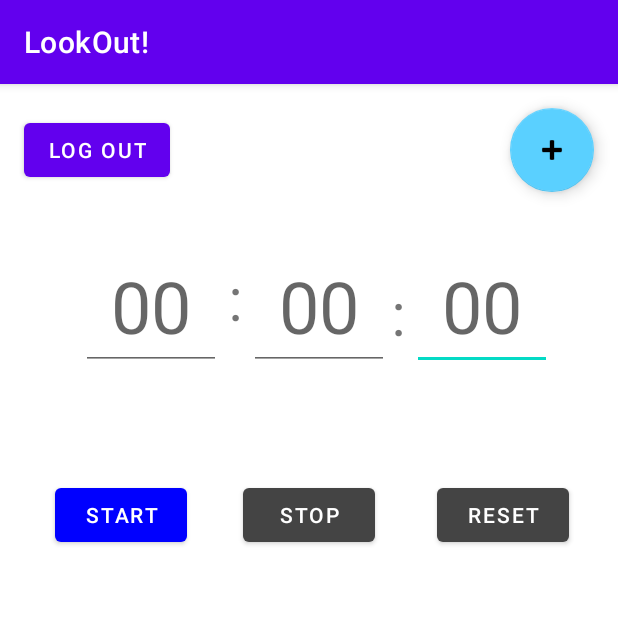
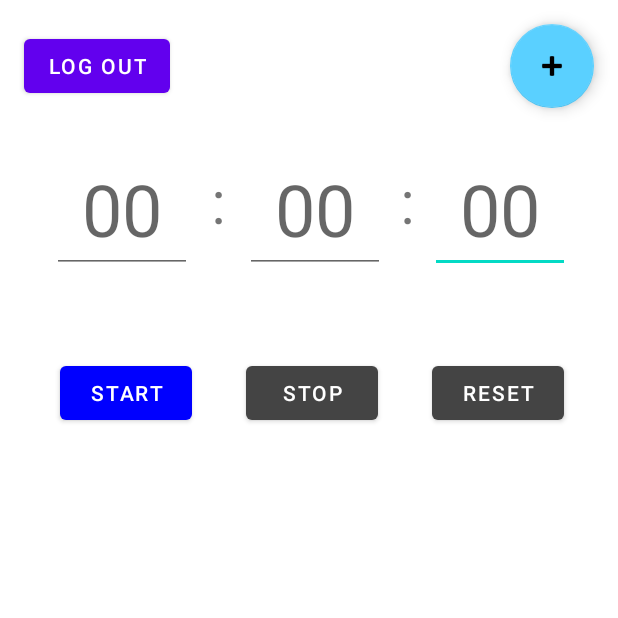
Before and after one commit to calicojack1720/LookOut, an Android app: the TimerActivity screen opened directly, with no data from a screen before it, after a tap on "START", on a phone screen of 412 x 824 dp, the top half of it. Run offline under Robolectric (Android 15) with nearby library versions, the phone set to English and light mode, and no system bars; our stand-ins replace Firebase (no records; nobody signed in at launch, a user with empty details on screens opened directly).

Commit message:
Fixed a null check issue, made changes to timers UI

```diff
--- a/LookOut/app/src/main/java/com/example/lologin/TimerActivity.kt
+++ b/LookOut/app/src/main/java/com/example/lologin/TimerActivity.kt
@@ -130,16 +130,24 @@ class TimerActivity : AppCompatActivity() {
         //if startTimer button is pressed, start the countdown
         startTimer.setOnClickListener {
             //create values to hold input time
-            val timerHours = inputTimerHours.text.toString().toIntOrNull()
-            val timerMinutes = inputTimerMinutes.text.toString().toIntOrNull()
-            val timerSeconds = inputTimerSeconds.text.toString().toIntOrNull()
+            var timerHours = inputTimerHours.text.toString().toIntOrNull()
+            var timerMinutes = inputTimerMinutes.text.toString().toIntOrNull()
+            var timerSeconds = inputTimerSeconds.text.toString().toIntOrNull()
+
+            //if time is null, set to 0
+            if (timerHours == null)
+                timerHours = 0
+            if (timerMinutes == null)
+                timerMinutes = 0
+            if (timerSeconds == null)
+                timerSeconds = 0
 
             var allZero = false
             if (timerHours == 0 && timerMinutes == 0 && timerSeconds == 0) {
                 allZero = true
             }
 
-            if (timerHours != null && allZero == false) {
+            if (allZero == false) {
                     if (timerHours in 0..99) {
                         if (timerMinutes in 0..59) {
                             if (timerSeconds in 0..59) {
@@ -454,7 +462,7 @@ class TimerActivity : AppCompatActivity() {
                             val maxChildViewX = screenWidth * 0.9f - timerItemLayout.width
 
                             val x = screenWidth * 0.05f //5% from left
-                            val y = screenHeight * .45f //45% from top
+                            val y = screenHeight * .40f //40% from top
                             val yIncrement = screenHeight * .13f //13% down the screen
 
                             var timerItem: TimerItem?
@@ -705,7 +713,7 @@ class TimerActivity : AppCompatActivity() {
                 val maxChildViewX = screenWidth * 0.9f - timerItemLayout.width
 
                 val x = screenWidth * 0.05f //5% from left
-                val y = screenHeight * .45f //45% from top
+                val y = screenHeight * .40f //45% from top
                 val yIncrement = screenHeight * .13f //13% down the screen
 
                 var arrayIndex = 0
@@ -1133,24 +1141,26 @@ class TimerActivity : AppCompatActivity() {
         for (i in 11 until parentView.childCount) {
             val child = parentView.getChildAt(i)
             timerItemYIndexs[i-11] = child.y.toDouble()
-            Log.d(TAG, "Timer at index ${i - 11} has a height value of ${timerItemYIndexs[i-11]}")
+            Log.d(TAG, "Height: Timer at index ${i - 11} has a height value of ${timerItemYIndexs[i-11]}")
         }
         return timerItemYIndexs
     }
 
     private fun getIndex (timerItemLayout: View, heightIndexes : Array<Double>, heightWanted: Double ): Int {
-
         val parentView = timerItemLayout.parent as ViewGroup
+        Log.d(TAG, "Height: Searching for Index ${parentView.childCount} $heightWanted")
 
         for (arrayIndex in 0 until 3) {
             val child = parentView.getChildAt(arrayIndex+11)
+
+            Log.d(TAG, "Height: ${heightIndexes[arrayIndex]} = $heightWanted")
 
             if (heightIndexes[arrayIndex] == heightWanted) {
                 Log.d(TAG, "ArrayIndex saved properly!")
                 return arrayIndex
             }
         }
-        Log.d(TAG, "ERR: Height NOT FOUND")
+        Log.d(TAG, "ERR: Height NOT FOUND ${parentView.childCount}")
         return -1 //-1 is returned, height now found
 
     }
--- a/LookOut/app/src/main/res/layout/activity_timers.xml
+++ b/LookOut/app/src/main/res/layout/activity_timers.xml
@@ -1,8 +1,8 @@
 <?xml version="1.0" encoding="utf-8"?>
 <androidx.constraintlayout.widget.ConstraintLayout xmlns:android="http://schemas.android.com/apk/res/android"
-    android:id="@+id/activity_timers"
     xmlns:app="http://schemas.android.com/apk/res-auto"
     xmlns:tools="http://schemas.android.com/tools"
+    android:id="@+id/activity_timers"
     android:layout_width="match_parent"
     android:layout_height="match_parent"
     tools:context=".TimerActivity">
@@ -13,23 +13,21 @@
         android:layout_height="wrap_content"
         android:text="Stop"
         app:layout_constraintBottom_toBottomOf="parent"
-        app:layout_constraintEnd_toEndOf="parent"
-        app:layout_constraintHorizontal_bias="0.186"
+        app:layout_constraintEnd_toStartOf="@+id/resetTimer"
         app:layout_constraintStart_toEndOf="@+id/StartTimer"
         app:layout_constraintTop_toTopOf="parent"
-        app:layout_constraintVertical_bias="0.366" />
+        app:layout_constraintVertical_bias="0.307" />
 
     <Button
         android:id="@+id/resetTimer"
         android:layout_width="wrap_content"
         android:layout_height="wrap_content"
+        android:layout_marginEnd="36dp"
         android:text="Reset"
         app:layout_constraintBottom_toBottomOf="parent"
         app:layout_constraintEnd_toEndOf="parent"
-        app:layout_constraintHorizontal_bias="0.561"
-        app:layout_constraintStart_toEndOf="@+id/stopTimer"
         app:layout_constraintTop_toTopOf="parent"
-        app:layout_constraintVertical_bias="0.366" />
+        app:layout_constraintVertical_bias="0.307" />
 
     <TextView
         android:id="@+id/TimerColon1"
@@ -37,15 +35,14 @@
         android:layout_height="wrap_content"
         android:layout_alignParentTop="true"
         android:layout_alignParentEnd="true"
-        android:layout_marginStart="1dp"
-        android:layout_marginEnd="2dp"
-        android:layout_marginBottom="84dp"
         android:text=":"
         android:textSize="40sp"
         app:layout_constraintBottom_toTopOf="@+id/StartTimer"
         app:layout_constraintEnd_toStartOf="@+id/TimerSeconds"
-        app:layout_constraintHorizontal_bias="0.0"
-        app:layout_constraintStart_toEndOf="@+id/TimerMinutes" />
+        app:layout_constraintHorizontal_bias="0.5"
+        app:layout_constraintStart_toEndOf="@+id/TimerMinutes"
+        app:layout_constraintTop_toBottomOf="@+id/logout"
+        app:layout_constraintVertical_bias="0.333" />
 
     <EditText
         android:id="@+id/TimerSeconds"
@@ -54,6 +51,7 @@
         android:layout_alignParentTop="true"
         android:layout_alignParentEnd="true"
         android:layout_marginStart="230dp"
+        android:layout_marginEnd="32dp"
         android:ems="10"
         android:gravity="center_horizontal"
         android:hint="00"
@@ -61,6 +59,8 @@
         android:textSize="48sp"
         app:layout_constraintBottom_toTopOf="@+id/StartTimer"
         app:layout_constraintEnd_toEndOf="parent"
+        app:layout_constraintHorizontal_bias="1.0"
+        app:layout_constraintStart_toEndOf="@+id/TimerColon1"
         app:layout_constraintStart_toStartOf="parent"
         app:layout_constraintTop_toBottomOf="@+id/logout"
         app:layout_constraintVertical_bias="0.346" />
@@ -93,6 +93,7 @@
         android:textSize="40sp"
         app:layout_constraintBottom_toTopOf="@+id/StartTimer"
         app:layout_constraintEnd_toStartOf="@+id/TimerMinutes"
+        app:layout_constraintHorizontal_bias="0.5"
         app:layout_constraintStart_toEndOf="@+id/TimerHours"
         app:layout_constraintTop_toBottomOf="@+id/logout"
         app:layout_constraintVertical_bias="0.333" />
@@ -103,6 +104,7 @@
         android:layout_height="84dp"
         android:layout_alignParentStart="true"
         android:layout_alignParentTop="true"
+        android:layout_marginStart="22dp"
         android:autofillHints=""
         android:ems="10"
         android:gravity="center_horizontal"
@@ -111,7 +113,7 @@
         android:textSize="48sp"
         app:layout_constraintBottom_toTopOf="@+id/StartTimer"
         app:layout_constraintEnd_toEndOf="parent"
-        app:layout_constraintHorizontal_bias="0.169"
+        app:layout_constraintEnd_toStartOf="@+id/TimerColon2"
         app:layout_constraintStart_toStartOf="parent"
         app:layout_constraintTop_toBottomOf="@+id/logout"
         app:layout_constraintVertical_bias="0.346" />
@@ -123,10 +125,10 @@
         android:text="Start"
         app:layout_constraintBottom_toBottomOf="parent"
         app:layout_constraintEnd_toEndOf="parent"
-        app:layout_constraintHorizontal_bias="0.114"
+        app:layout_constraintHorizontal_bias="0.123"
         app:layout_constraintStart_toStartOf="parent"
         app:layout_constraintTop_toTopOf="parent"
-        app:layout_constraintVertical_bias="0.366" />
+        app:layout_constraintVertical_bias="0.307" />
 
     <com.google.android.material.floatingactionbutton.FloatingActionButton
         android:id="@+id/addTimer"
@@ -152,31 +154,31 @@
         app:layout_constraintStart_toStartOf="parent"
         app:layout_constraintTop_toTopOf="parent" />
 
-<!--    <com.google.android.material.tabs.TabLayout-->
-<!--        android:id="@+id/navigation_bar"-->
-<!--        android:layout_width="411dp"-->
-<!--        android:layout_height="56dp"-->
-<!--        android:background="@color/button_background"-->
-<!--        app:layout_constraintBottom_toBottomOf="parent"-->
-<!--        app:layout_constraintEnd_toEndOf="parent"-->
-<!--        app:layout_constraintStart_toStartOf="parent">-->
+<!--        <com.google.android.material.tabs.TabLayout-->
+<!--            android:id="@+id/navigation_bar"-->
+<!--            android:layout_width="411dp"-->
+<!--            android:layout_height="56dp"-->
+<!--            android:background="@color/button_background"-->
+<!--            app:layout_constraintBottom_toBottomOf="parent"-->
+<!--            app:layout_constraintEnd_toEndOf="parent"-->
+<!--            app:layout_constraintStart_toStartOf="parent">-->
 
-<!--        <com.google.android.material.tabs.TabItem-->
-<!--            android:id="@+id/alarms"-->
-<!--            android:layout_width="wrap_content"-->
-<!--            android:layout_height="wrap_content"-->
-<!--            android:color="@color/black"-->
-<!--            android:text="@string/alarms"-->
-<!--            tools:layout_editor_absoluteX="-2dp"-->
-<!--            tools:layout_editor_absoluteY="825dp" />-->
+<!--            <com.google.android.material.tabs.TabItem-->
+<!--                android:id="@+id/alarms"-->
+<!--                android:layout_width="wrap_content"-->
+<!--                android:layout_height="wrap_content"-->
+<!--                android:color="@color/black"-->
+<!--                android:text="@string/alarms"-->
+<!--                tools:layout_editor_absoluteX="-2dp"-->
+<!--                tools:layout_editor_absoluteY="825dp" />-->
 
-<!--        <com.google.android.material.tabs.TabItem-->
-<!--            android:id="@+id/timers"-->
-<!--            android:layout_width="wrap_content"-->
-<!--            android:layout_height="wrap_content"-->
-<!--            android:text="@string/timers"-->
-<!--            tools:layout_editor_absoluteX="201dp"-->
-<!--            tools:layout_editor_absoluteY="821dp" />-->
-<!--    </com.google.android.material.tabs.TabLayout>-->
+<!--            <com.google.android.material.tabs.TabItem-->
+<!--                android:id="@+id/timers"-->
+<!--                android:layout_width="wrap_content"-->
+<!--                android:layout_height="wrap_content"-->
+<!--                android:text="@string/timers"-->
+<!--                tools:layout_editor_absoluteX="201dp"-->
+<!--                tools:layout_editor_absoluteY="821dp" />-->
+<!--        </com.google.android.material.tabs.TabLayout>-->
 
 </androidx.constraintlayout.widget.ConstraintLayout>
--- a/LookOut/app/src/main/res/values-night/themes.xml
+++ b/LookOut/app/src/main/res/values-night/themes.xml
@@ -1,6 +1,6 @@
 <resources xmlns:tools="http://schemas.android.com/tools">
     <!-- Base application theme. -->
-    <style name="Theme.LOLogIn" parent="Theme.MaterialComponents.DayNight.DarkActionBar">
+    <style name="Theme.LOLogIn" parent="Theme.MaterialComponents.DayNight.NoActionBar">
         <!-- Primary brand color. -->
         <item name="colorPrimary">@color/purple_200</item>
         <item name="colorPrimaryVariant">@color/purple_700</item>
--- a/LookOut/app/src/main/res/values/colors.xml
+++ b/LookOut/app/src/main/res/values/colors.xml
@@ -8,4 +8,7 @@
     <color name="black">#FF000000</color>
     <color name="white">#FFFFFFFF</color>
     <color name="button_background">#5AD0FF</color>
+    <color name="main">#212335</color>
+    <color name="secondary">#F4F5FB</color>
+    <color name="accent">#12191C</color>
 </resources>
--- a/LookOut/app/src/main/res/values/themes.xml
+++ b/LookOut/app/src/main/res/values/themes.xml
@@ -1,6 +1,6 @@
 <resources xmlns:tools="http://schemas.android.com/tools">
     <!-- Base application theme. -->
-    <style name="Theme.LOLogIn" parent="Theme.MaterialComponents.DayNight.DarkActionBar">
+    <style name="Theme.LOLogIn" parent="Theme.MaterialComponents.DayNight.NoActionBar">
         <!-- Primary brand color. -->
         <item name="colorPrimary">@color/purple_500</item>
         <item name="colorPrimaryVariant">@color/purple_700</item>
```
